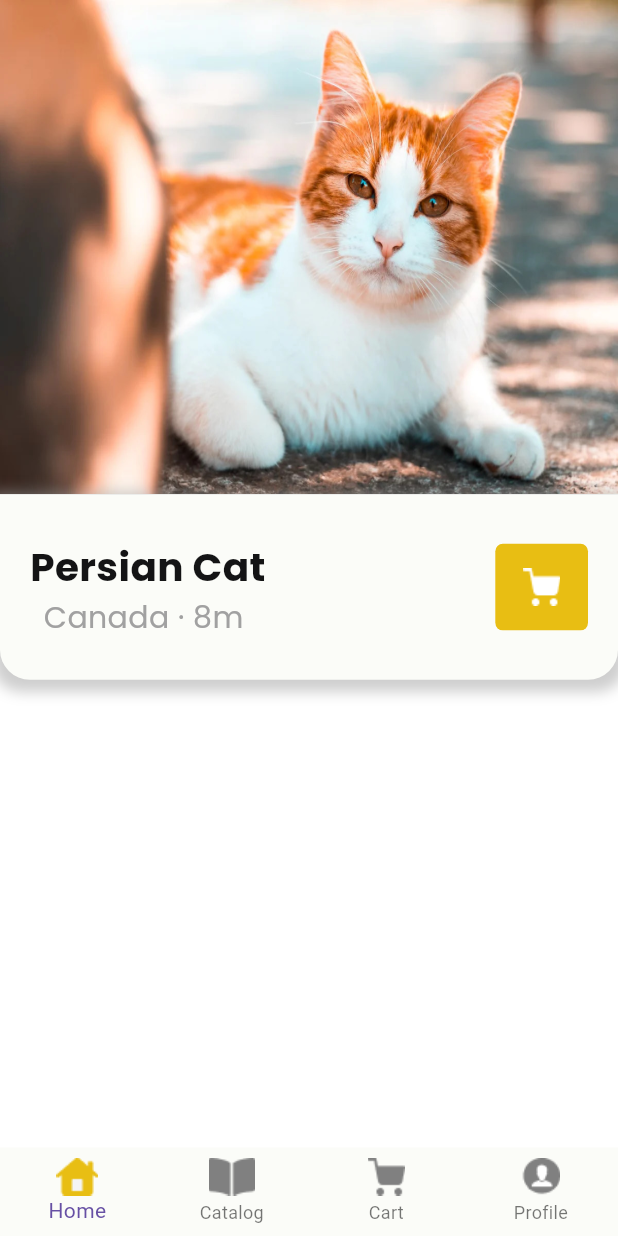
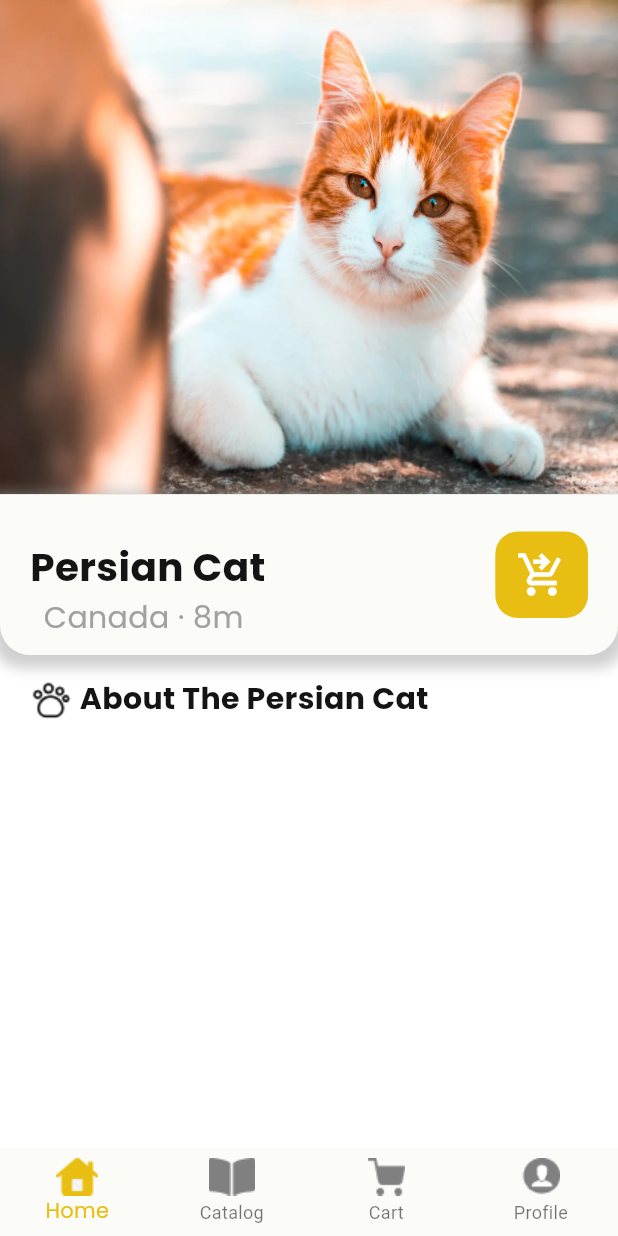
Before and after one commit to Izkumberdu/pet_store, a Flutter app: the Details screen opened by its route, on a phone screen of 412 x 824 dp. Run offline on Flutter 3.47's test engine with Material 3 defaults, Android fonts, the phone set to English and light mode, and no system bars; our stand-ins replace google_fonts.

Commit message:
changed style on navbar

```diff
--- a/lib/Screens/details.dart
+++ b/lib/Screens/details.dart
@@ -49,7 +49,7 @@ class _DetailsState extends State<Details> {
           ),
           Container(
               width: SizeConfig.blockSizeHorizontal! * 100,
-              height: SizeConfig.blockSizeVertical! * 15,
+              height: SizeConfig.blockSizeVertical! * 13,
               decoration: BoxDecoration(
                   color: kPearl,
                   boxShadow: [
@@ -89,14 +89,47 @@ class _DetailsState extends State<Details> {
                       height: SizeConfig.blockSizeVertical! * 7,
                       width: SizeConfig.blockSizeHorizontal! * 15,
                       decoration: BoxDecoration(
-                          borderRadius: BorderRadius.circular(5),
+                          borderRadius: BorderRadius.circular(15),
                           color: kYellow),
-                      child: Image(
-                          image: AssetImage('assets/images/cart-white.png')),
-                    )
+                      child: Icon(
+                        Icons.shopping_cart_checkout,
+                        color: kWhite,
+                        size: 34,
+                      ),
+                    ),
                   ],
                 ),
               )),
+          SizedBox(
+            height: SizeConfig.blockSizeVertical! * 2,
+          ),
+          Padding(
+            padding: EdgeInsets.symmetric(horizontal: 20),
+            child: Column(
+              children: [
+                Row(
+                  crossAxisAlignment: CrossAxisAlignment.baseline,
+                  textBaseline: TextBaseline.alphabetic,
+                  children: [
+                    Container(
+                      child: Image(image: AssetImage('assets/images/pet.png')),
+                    ),
+                    SizedBox(
+                      width: 5,
+                    ),
+                    Baseline(
+                      baseline: SizeConfig.blockSizeVertical! * 2.4,
+                      baselineType: TextBaseline.alphabetic,
+                      child: Text(
+                        'About The Persian Cat',
+                        style: poppinsBold.copyWith(fontSize: 20),
+                      ),
+                    ),
+                  ],
+                ),
+              ],
+            ),
+          ),
         ],
       ),
       bottomNavigationBar: BotNavBar(
--- a/lib/Screens/navbar.dart
+++ b/lib/Screens/navbar.dart
@@ -47,6 +47,10 @@ class _BotNavBarState extends State<BotNavBar> {
       ],
       currentIndex: widget.currentIndex,
       onTap: widget.onTap,
+      selectedLabelStyle: poppinsRegular.copyWith(
+        fontSize: 14,
+      ),
+      selectedItemColor: kYellow,
     );
   }
 }
--- a/lib/Screens/onboarding.dart
+++ b/lib/Screens/onboarding.dart
@@ -38,7 +38,7 @@ class _OnboardingState extends State<Onboarding> {
   void nextPage(BuildContext context) {
     setState(() {
       currentPageIndex++;
-      if (currentPageIndex == 3) {
+      if (currentPageIndex == 3 || currentPageIndex == 4) {
         Navigator.pushNamed(context, 'store');
       }
     });
```
